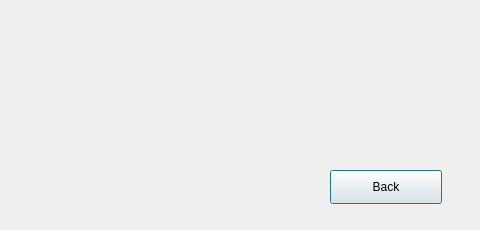
Old version of the form historyr.ui in the repository SuperbusyMuxiaolin/exp.
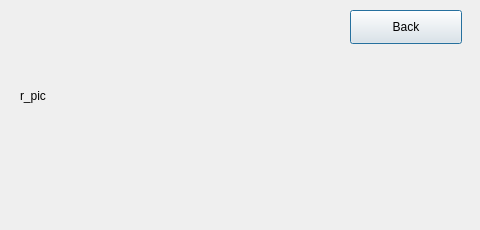
New version of the form.

```diff
--- a/historyr.ui
+++ b/historyr.ui
@@ -16,8 +16,8 @@
   <widget class="QPushButton" name="BackButton">
    <property name="geometry">
     <rect>
-     <x>330</x>
-     <y>170</y>
+     <x>350</x>
+     <y>10</y>
      <width>112</width>
      <height>34</height>
     </rect>
@@ -26,6 +26,19 @@
     <string>Back</string>
    </property>
   </widget>
+  <widget class="QLabel" name="r_pic">
+   <property name="geometry">
+    <rect>
+     <x>20</x>
+     <y>10</y>
+     <width>291</width>
+     <height>171</height>
+    </rect>
+   </property>
+   <property name="text">
+    <string>r_pic</string>
+   </property>
+  </widget>
  </widget>
  <resources/>
  <connections/>
```
